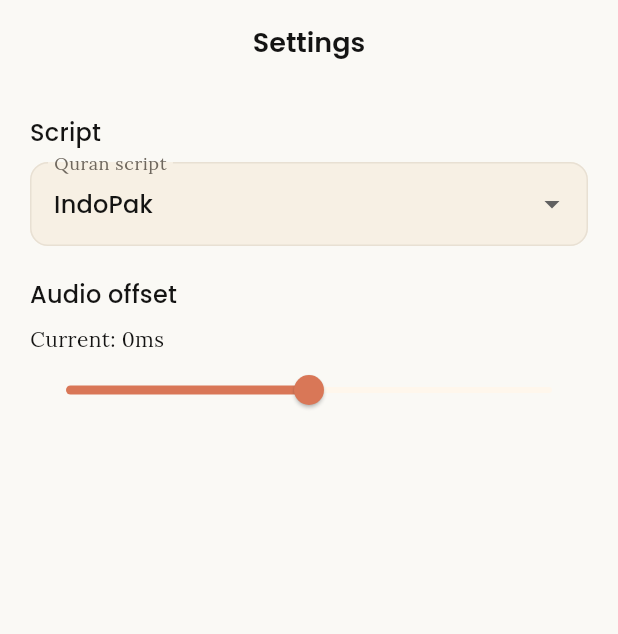
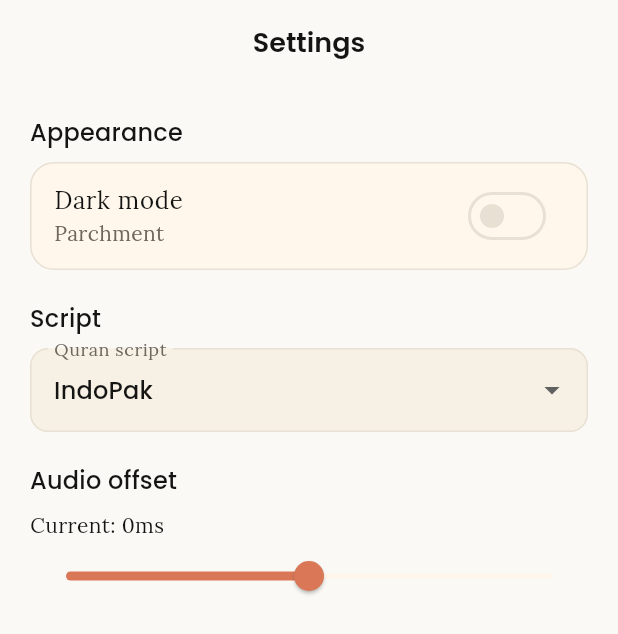
Before and after one commit to SalmaanRauf/arabicvocab, a Flutter app: the SettingsView screen opened by its route, on a phone screen of 412 x 824 dp. Shown: the top 634 px of the screen. Run offline on Flutter 3.47's test engine with Material 3 defaults, Android fonts, the phone set to English and light mode, and no system bars; our stand-ins replace flutter_riverpod, go_router, google_fonts, just_audio, shared_preferences, sqflite and 1 more; accounts and stored records are empty.

Commit message:
feat: add theme toggle to settings

```diff
--- a/quran_vocab/lib/presentation/views/settings_view.dart
+++ b/quran_vocab/lib/presentation/views/settings_view.dart
@@ -10,6 +10,8 @@ class SettingsView extends ConsumerWidget {
   @override
   Widget build(BuildContext context, WidgetRef ref) {
     final offsetMs = ref.watch(audioOffsetMsProvider);
+    final themeMode = ref.watch(themeModeProvider);
+    final isDarkMode = themeMode == ThemeMode.dark;
     return Scaffold(
       appBar: AppBar(
         title: const Text('Settings'),
@@ -19,6 +21,23 @@ class SettingsView extends ConsumerWidget {
         child: Column(
           crossAxisAlignment: CrossAxisAlignment.start,
           children: [
+            Text(
+              'Appearance',
+              style: Theme.of(context).textTheme.titleMedium,
+            ),
+            const SizedBox(height: 8),
+            Card(
+              child: SwitchListTile(
+                title: const Text('Dark mode'),
+                subtitle: Text(isDarkMode ? 'Warm Noir' : 'Parchment'),
+                value: isDarkMode,
+                onChanged: (value) {
+                  ref.read(themeModeProvider.notifier).state =
+                      value ? ThemeMode.dark : ThemeMode.light;
+                },
+              ),
+            ),
+            const SizedBox(height: 20),
             Text(
               'Script',
               style: Theme.of(context).textTheme.titleMedium,
```
Also changed, not shown: 1 other file.
